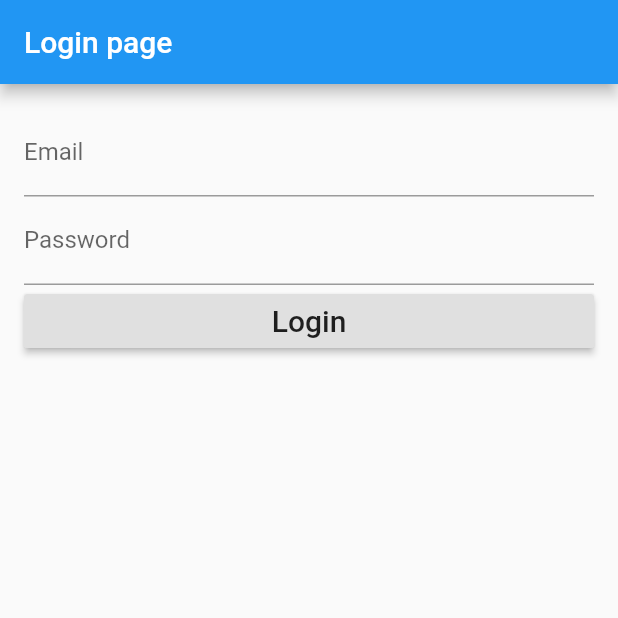
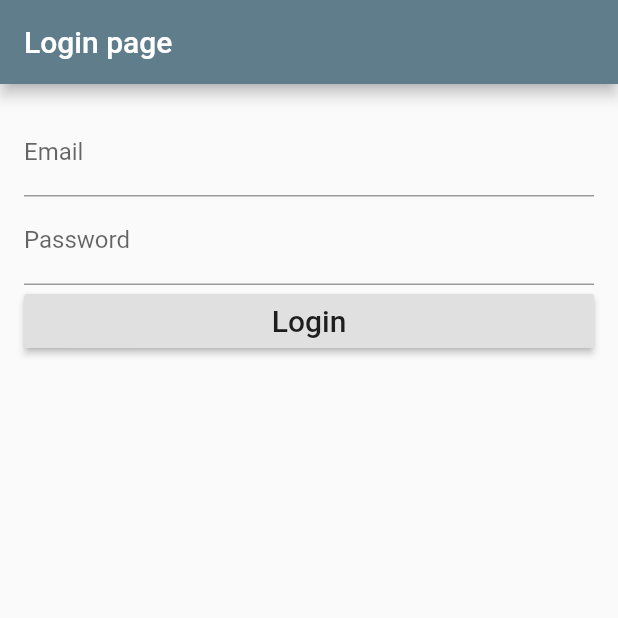
Before and after one commit to HBashanaE/seproject, a Flutter app: the screen it shows after launch, on a phone screen of 412 x 824 dp, the top half of it. Run offline on Flutter 3.47's test engine with Material 2 defaults, Android fonts, the phone set to English and light mode, and no system bars; our stand-ins replace firebase_auth; accounts and stored records are empty.

Commit message:
Update main.dart

```diff
--- a/lib/main.dart
+++ b/lib/main.dart
@@ -1,6 +1,6 @@
 import 'package:flutter/material.dart';
 // import 'package:flutter_datetime_picker/flutter_datetime_picker.dart';
-import './screens/homeScreen.dart';
+// import './screens/homeScreen.dart';
 import './screens/loginScreen.dart';
 
 void main() => runApp(MyApp());
@@ -11,7 +11,7 @@ class MyApp extends StatelessWidget {
     return MaterialApp(
       title: 'TrainTRACK',
       theme: ThemeData(
-        primarySwatch: Colors.blue,
+        primarySwatch: Colors.blueGrey,
       ),
       home: Login(),
     );
```
